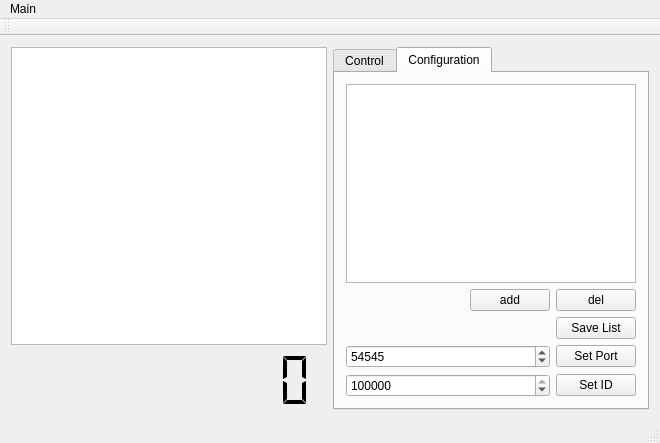
Before: the Qt Designer form mainwindow.ui in drogenlied/QIYPTClock, drawn with Qt 5.
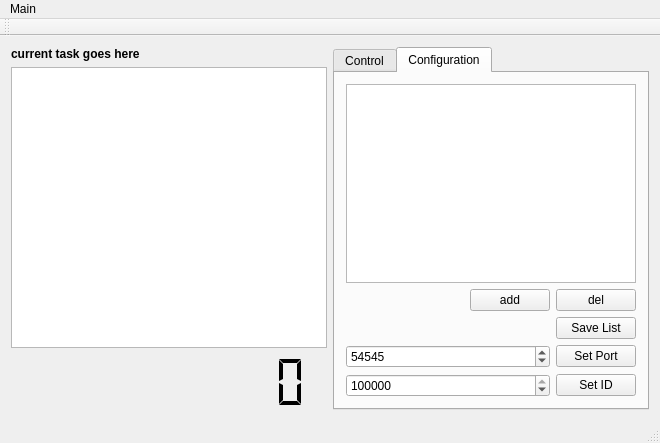
After: the same form once the commit is applied. Custom widgets are drawn as their Qt base class.

Commit message: Show current task on control panel

Patch:
```diff
--- a/mainwindow.ui
+++ b/mainwindow.ui
@@ -17,6 +17,19 @@
    <layout class="QHBoxLayout" name="horizontalLayout">
     <item>
      <layout class="QVBoxLayout" name="verticalLayout_2">
+      <item>
+       <widget class="QLabel" name="stageLabel">
+        <property name="font">
+         <font>
+          <weight>75</weight>
+          <bold>true</bold>
+         </font>
+        </property>
+        <property name="text">
+         <string>current task goes here</string>
+        </property>
+       </widget>
+      </item>
       <item>
        <widget class="ThemeClockWidget" name="graphicsView">
         <property name="sizePolicy">
```
The commit also changes 1 other file.
